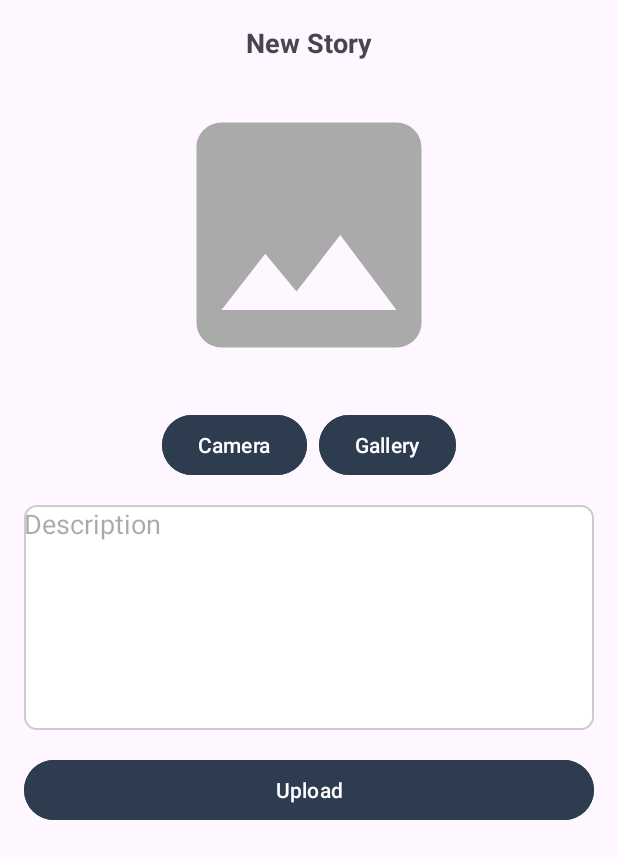
After one commit to izhharfarhan/StoryApp, an Android app: the AddStoryActivity screen opened directly, with no data from a screen before it, on a phone screen of 412 x 824 dp. The commit adds this screen. Shown: the top 859 px of the screen. Run offline under Robolectric (Android 15) with nearby library versions, the phone set to English and light mode, and no system bars; pictures from the network do not load.

Commit message:
adding upload story with gallery and camera

```diff
--- a/app/src/main/java/com/dicoding/picodiploma/loginwithanimation/view/ViewModelFactory.kt
+++ b/app/src/main/java/com/dicoding/picodiploma/loginwithanimation/view/ViewModelFactory.kt
@@ -6,6 +6,7 @@ import androidx.lifecycle.ViewModel
 import androidx.lifecycle.ViewModelProvider
 import com.dicoding.picodiploma.loginwithanimation.data.UserRepository
 import com.dicoding.picodiploma.loginwithanimation.di.Injection
+import com.dicoding.picodiploma.loginwithanimation.view.addstory.AddStoryViewModel
 import com.dicoding.picodiploma.loginwithanimation.view.detail.DetailViewModel
 import com.dicoding.picodiploma.loginwithanimation.view.main.MainViewModel
 
@@ -20,8 +21,11 @@ class ViewModelFactory(private val repository: UserRepository) : ViewModelProvid
             modelClass.isAssignableFrom(LoginViewModel::class.java) -> {
                 LoginViewModel(repository) as T
             }
-            modelClass.isAssignableFrom(DetailViewModel::class.java) -> { // Tambahkan ini
+            modelClass.isAssignableFrom(DetailViewModel::class.java) -> {
                 DetailViewModel(repository) as T
+            }
+            modelClass.isAssignableFrom(AddStoryViewModel::class.java) -> {
+                AddStoryViewModel(repository) as T
             }
             else -> throw IllegalArgumentException("Unknown ViewModel class: " + modelClass.name)
         }
--- /dev/null
+++ b/app/src/main/java/com/dicoding/picodiploma/loginwithanimation/view/addstory/AddStoryActivity.kt
@@ -0,0 +1,149 @@
+package com.dicoding.picodiploma.loginwithanimation.view.addstory
+
+import android.net.Uri
+import android.os.Bundle
+import android.util.Log
+import android.view.View
+import android.widget.Toast
+import androidx.activity.result.PickVisualMediaRequest
+import androidx.activity.result.contract.ActivityResultContracts
+import androidx.appcompat.app.AppCompatActivity
+import androidx.lifecycle.ViewModelProvider
+import androidx.lifecycle.lifecycleScope
+import com.dicoding.picodiploma.loginwithanimation.R
+import com.dicoding.picodiploma.loginwithanimation.databinding.ActivityAddStoryBinding
+import com.dicoding.picodiploma.loginwithanimation.view.ViewModelFactory
+import com.dicoding.picodiploma.loginwithanimation.view.util.getImageUri
+import com.dicoding.picodiploma.loginwithanimation.view.util.uriToFile
+import kotlinx.coroutines.launch
+import okhttp3.MediaType.Companion.toMediaType
+import okhttp3.MultipartBody
+import okhttp3.RequestBody.Companion.asRequestBody
+import okhttp3.RequestBody.Companion.toRequestBody
+
+class AddStoryActivity : AppCompatActivity() {
+    private lateinit var binding: ActivityAddStoryBinding
+    private lateinit var viewModel: AddStoryViewModel
+    private var currentImageUri: Uri? = null
+
+    override fun onCreate(savedInstanceState: Bundle?) {
+        super.onCreate(savedInstanceState)
+        binding = ActivityAddStoryBinding.inflate(layoutInflater)
+        setContentView(binding.root)
+
+        // Inisialisasi ViewModel
+        viewModel = ViewModelProvider(
+            this,
+            ViewModelFactory.getInstance(this)
+        )[AddStoryViewModel::class.java]
+
+        setupUI()
+    }
+
+    private fun setupUI() {
+        binding.btnGallery.setOnClickListener { startGallery() }
+        binding.btnCamera.setOnClickListener { startCamera() }
+        binding.buttonAdd.setOnClickListener { uploadImage() }
+    }
+
+    private fun startGallery() {
+        launcherGallery.launch(PickVisualMediaRequest(ActivityResultContracts.PickVisualMedia.ImageOnly))
+    }
+
+    private val launcherGallery = registerForActivityResult(
+        ActivityResultContracts.PickVisualMedia()
+    ) { uri: Uri? ->
+        if (uri != null) {
+            currentImageUri = uri
+            showImage()
+        } else {
+            Log.d("Photo Picker", "No media selected")
+        }
+    }
+
+    private fun startCamera() {
+        currentImageUri = getImageUri(this)
+        launcherIntentCamera.launch(currentImageUri!!)
+    }
+
+    private val launcherIntentCamera = registerForActivityResult(
+        ActivityResultContracts.TakePicture()
+    ) { isSuccess ->
+        if (isSuccess) {
+            showImage()
+        } else {
+            currentImageUri = null
+        }
+    }
+
+    private fun showImage() {
+        currentImageUri?.let {
+            Log.d("Image URI", "showImage: $it")
+            binding.ivPreviewImage.setImageURI(it)
+        }
+    }
+
+    private fun uploadImage() {
+        val description = binding.edAddDescription.text.toString().trim()
+
+        // Validasi input
+        when {
+            description.isEmpty() && currentImageUri == null -> {
+                showToast(getString(R.string.error_empty_both))
+                return
+            }
+            description.isEmpty() -> {
+                showToast(getString(R.string.error_empty_description))
+                return
+            }
+            currentImageUri == null -> {
+                showToast(getString(R.string.error_empty_image))
+                return
+            }
+        }
+
+        // Proses upload
+        val imageFile = uriToFile(currentImageUri!!, this)
+        val descriptionRequest = description.toRequestBody("text/plain".toMediaType())
+        val requestImageFile = imageFile.asRequestBody("image/jpeg".toMediaType())
+        val imageMultipart = MultipartBody.Part.createFormData("photo", imageFile.name, requestImageFile)
+
+        // Ambil token dari ViewModel
+        viewModel.getSession().observe(this) { user ->
+            val token = user.token
+            if (token.isNotEmpty()) {
+                lifecycleScope.launch {
+                    viewModel.addStory(token, imageMultipart, descriptionRequest).observe(this@AddStoryActivity) { result ->
+                        when (result) {
+                            is com.dicoding.picodiploma.loginwithanimation.data.result.Result.Loading -> showLoading(true)
+                            is com.dicoding.picodiploma.loginwithanimation.data.result.Result.Success -> {
+                                showLoading(false)
+                                showToast(getString(R.string.story_added_success))
+                                navigateToMainActivity()
+                            }
+                            is com.dicoding.picodiploma.loginwithanimation.data.result.Result.Error -> {
+                                showLoading(false)
+                                showToast(result.error.message ?: getString(R.string.upload_failed))
+                            }
+                        }
+                    }
+                }
+            } else {
+                showToast(getString(R.string.token_missing))
+            }
+        }
+    }
+
+
+    private fun navigateToMainActivity() {
+        finish()
+    }
+
+    private fun showLoading(isLoading: Boolean) {
+        binding.progressBar.visibility = if (isLoading) View.VISIBLE else View.GONE
+    }
+
+    private fun showToast(message: String) {
+        Toast.makeText(this, message, Toast.LENGTH_SHORT).show()
+    }
+}
--- /dev/null
+++ b/app/src/main/res/drawable/bg_edit_text.xml
@@ -0,0 +1,15 @@
+<?xml version="1.0" encoding="utf-8"?>
+<shape xmlns:android="http://schemas.android.com/apk/res/android"
+    android:shape="rectangle">
+
+    <!-- Corner radius -->
+    <corners android:radius="8dp" />
+
+    <!-- Background color -->
+    <solid android:color="#FFFFFF" />
+
+    <!-- Border color -->
+    <stroke
+        android:width="1dp"
+        android:color="#CCCCCC" />
+</shape>
--- /dev/null
+++ b/app/src/main/res/drawable/ic_image_place_holder.xml
@@ -0,0 +1,5 @@
+<vector android:height="24dp" android:tint="@android:color/darker_gray"
+    android:viewportHeight="24" android:viewportWidth="24"
+    android:width="24dp" xmlns:android="http://schemas.android.com/apk/res/android">
+    <path android:fillColor="@android:color/darker_gray" android:pathData="M21,19V5c0,-1.1 -0.9,-2 -2,-2H5c-1.1,0 -2,0.9 -2,2v14c0,1.1 0.9,2 2,2h14c1.1,0 2,-0.9 2,-2zM8.5,13.5l2.5,3.01L14.5,12l4.5,6H5l3.5,-4.5z"/>
+</vector>
--- /dev/null
+++ b/app/src/main/res/layout/activity_add_story.xml
@@ -0,0 +1,97 @@
+<?xml version="1.0" encoding="utf-8"?>
+<androidx.constraintlayout.widget.ConstraintLayout
+    xmlns:android="http://schemas.android.com/apk/res/android"
+    xmlns:app="http://schemas.android.com/apk/res-auto"
+    xmlns:tools="http://schemas.android.com/tools"
+    android:layout_width="match_parent"
+    android:layout_height="match_parent"
+    tools:context=".view.addstory.AddStoryActivity">
+
+    <!-- Header -->
+    <TextView
+        android:id="@+id/tv_title"
+        android:layout_width="wrap_content"
+        android:layout_height="wrap_content"
+        android:text="New Story"
+        android:textStyle="bold"
+        android:textSize="18sp"
+        android:layout_marginTop="16dp"
+        app:layout_constraintTop_toTopOf="parent"
+        app:layout_constraintStart_toStartOf="parent"
+        app:layout_constraintEnd_toEndOf="parent" />
+
+    <!-- Image Preview -->
+    <ImageView
+        android:id="@+id/iv_preview_image"
+        android:layout_width="200dp"
+        android:layout_height="200dp"
+        android:layout_marginTop="16dp"
+        android:contentDescription="Image Preview"
+        android:scaleType="centerCrop"
+        app:layout_constraintTop_toBottomOf="@id/tv_title"
+        app:layout_constraintStart_toStartOf="parent"
+        app:layout_constraintEnd_toEndOf="parent"
+        app:srcCompat="@drawable/ic_image_place_holder" />
+
+    <!-- Camera and Gallery Buttons -->
+    <LinearLayout
+        android:id="@+id/button"
+        android:layout_width="wrap_content"
+        android:layout_height="wrap_content"
+        android:orientation="horizontal"
+        android:layout_marginTop="16dp"
+        app:layout_constraintTop_toBottomOf="@id/iv_preview_image"
+        app:layout_constraintStart_toStartOf="parent"
+        app:layout_constraintEnd_toEndOf="parent">
+
+        <Button
+            android:id="@+id/btn_camera"
+            android:layout_width="wrap_content"
+            android:layout_height="wrap_content"
+            android:layout_marginEnd="8dp"
+            android:backgroundTint="@color/navy"
+            android:text="Camera" />
+
+        <Button
+            android:id="@+id/btn_gallery"
+            android:layout_width="wrap_content"
+            android:layout_height="wrap_content"
+            android:backgroundTint="@color/navy"
+            android:text="Gallery" />
+    </LinearLayout>
+
+    <!-- Description Input -->
+    <EditText
+        android:id="@+id/ed_add_description"
+        android:layout_width="0dp"
+        android:layout_height="150dp"
+        android:layout_margin="16dp"
+        android:hint="Description"
+        android:gravity="top"
+        android:background="@drawable/bg_edit_text"
+        app:layout_constraintTop_toBottomOf="@id/button"
+        app:layout_constraintStart_toStartOf="parent"
+        app:layout_constraintEnd_toEndOf="parent" />
+
+    <!-- Upload Button -->
+    <Button
+        android:id="@+id/button_add"
+        android:layout_width="0dp"
+        android:layout_height="wrap_content"
+        android:text="Upload"
+        android:layout_margin="16dp"
+        android:backgroundTint="@color/navy"
+        app:layout_constraintTop_toBottomOf="@id/ed_add_description"
+        app:layout_constraintStart_toStartOf="parent"
+        app:layout_constraintEnd_toEndOf="parent" />
+
+    <!-- Progress Bar -->
+    <ProgressBar
+        android:id="@+id/progressBar"
+        android:layout_width="wrap_content"
+        android:layout_height="wrap_content"
+        android:visibility="gone"
+        app:layout_constraintTop_toBottomOf="@id/button_add"
+        app:layout_constraintStart_toStartOf="parent"
+        app:layout_constraintEnd_toEndOf="parent" />
+</androidx.constraintlayout.widget.ConstraintLayout>
--- a/app/src/main/res/values/strings.xml
+++ b/app/src/main/res/values/strings.xml
@@ -2,13 +2,13 @@
     <string name="app_name">LoginWithAnimation</string>
     <string name="signup">Daftar</string>
     <string name="login">Masuk</string>
-    <string name="message_welcome_page">Mau belajar Android, iOS, Machine Learning, Cloud, Front-End, Back-End, dan bidang IT lainnya? Di Dicoding aja!</string>
-    <string name="title_welcome_page">Selamat datang di Dicoding!</string>
+    <string name="message_welcome_page">Ayo berbaur bersama dengan membagikan story terbaik anda!</string>
+    <string name="title_welcome_page">Selamat datang di Dicoding Stroy App!</string>
     <string name="title_signup_page">Lengkapi data dirimu di bawah ini ya</string>
     <string name="email">Email</string>
     <string name="password">Password</string>
     <string name="message_login_page">Masukkan dulu datamu ya</string>
-    <string name="title_login_page">Sudah siap untuk upgrade skill?</string>
+    <string name="title_login_page">Sudah siap untuk memmbagikan pengalaman anda?</string>
     <string name="name">Nama</string>
     <string name="message_main_page">Selamat Belajar di Dicoding.</string>
     <string name="greeting">Halo %1$s,</string>
@@ -18,4 +18,14 @@
     <string name="name_story">This is the Name</string>
     <string name="photo_description">gambar</string>
     <string name="error">Error</string>
+    <string name="btn_add_story">add story\n</string>
+    <string name="image_warning">Silahkan masukan gambar atau foto terlebih dahulu</string>
+    <string name="description_warning">Description cannot be empty</string>
+    <string name="token_missing">Token is missing. Please login again.</string>
+    <string name="upload_failed">Failed to upload story. Please try again.</string>
+    <string name="story_added_success">Story added successfully!</string>
+    <string name="error_empty_both">Silakan masukkan gambar dan deskripsi terlebih dahulu.</string>
+    <string name="error_empty_description">Silakan masukkan deskripsi terlebih dahulu.</string>
+    <string name="error_empty_image">Silakan masukkan gambar atau foto terlebih dahulu.</string>
+
 </resources>
--- /dev/null
+++ b/app/src/main/res/xml/file_paths.xml
@@ -0,0 +1,4 @@
+<?xml version="1.0" encoding="utf-8"?>
+<paths>
+    <external-files-path name="my_images" path="Pictures" />
+</paths>
```
Also changed, not shown: app/src/main/AndroidManifest.xml (+28 -1 lines), app/src/main/java/com/dicoding/picodiploma/loginwithanimation/data/UserRepository.kt (+7 -0 lines), app/src/main/java/com/dicoding/picodiploma/loginwithanimation/data/api/ApiService.kt (+16 -0 lines), app/src/main/java/com/dicoding/picodiploma/loginwithanimation/data/response/AddStoryResponse.kt (added, +12 -0 lines), app/src/main/java/com/dicoding/picodiploma/loginwithanimation/view/addstory/AddStoryViewModel.kt (added, +33 -0 lines), app/src/main/java/com/dicoding/picodiploma/loginwithanimation/view/main/MainActivity.kt (+11 -0 lines), app/src/main/java/com/dicoding/picodiploma/loginwithanimation/view/util/TokenUtils.kt (deleted, +0 -32 lines), app/src/main/java/com/dicoding/picodiploma/loginwithanimation/view/util/Utils.kt (added, +64 -0 lines), app/src/main/res/drawable/ic_baseline_add_24.xml (added, +10 -0 lines), app/src/main/res/layout/activity_main.xml (+57 -44 lines).
